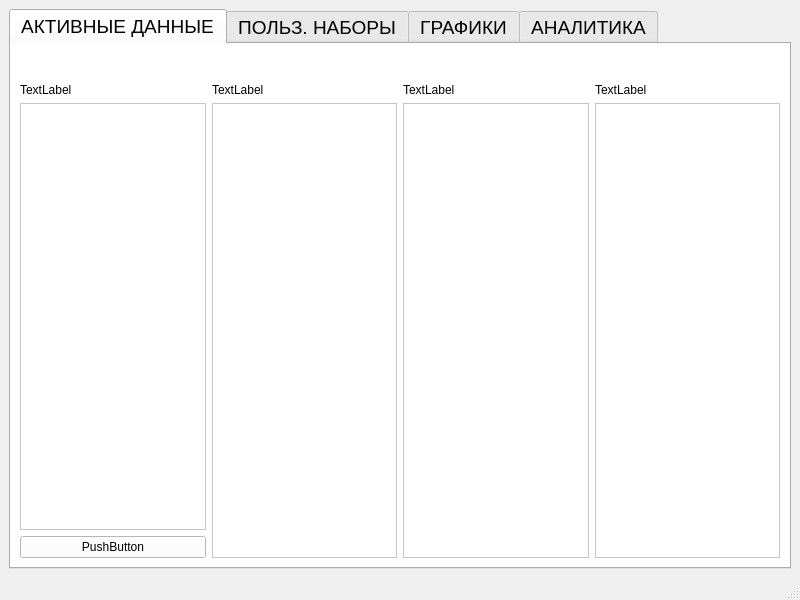
This is interface.ui in victokryl2/ARCHIVES_VIEWER as Qt 5 draws it before an edit. The edited form follows.
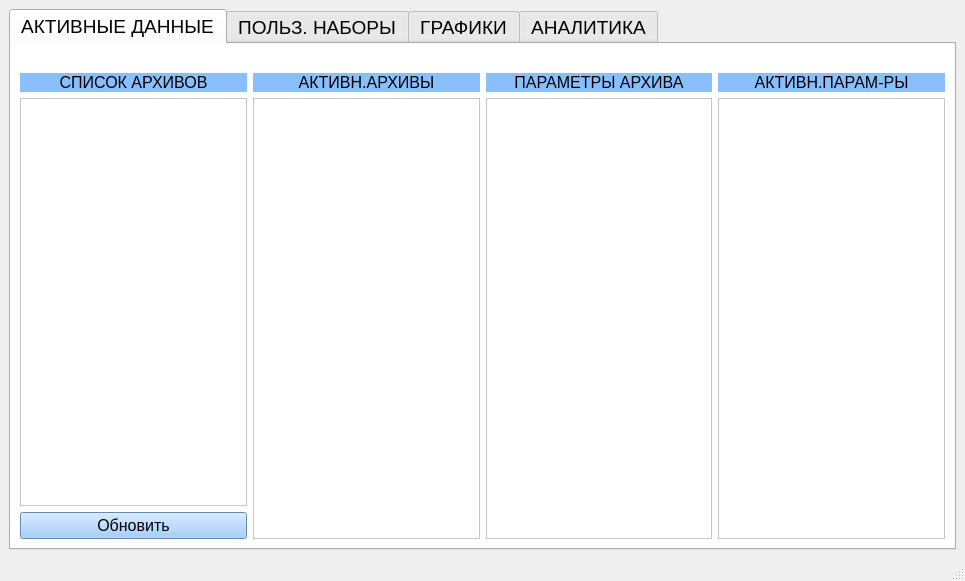
This is the edited form.

Commit message: Оформил вкладку Активные данные

The edit to the form file:
```diff
--- a/interface.ui
+++ b/interface.ui
@@ -6,8 +6,8 @@
    <rect>
     <x>0</x>
     <y>0</y>
-    <width>800</width>
-    <height>600</height>
+    <width>965</width>
+    <height>581</height>
    </rect>
   </property>
   <property name="windowTitle">
@@ -56,7 +56,7 @@
           <property name="minimumSize">
            <size>
             <width>0</width>
-            <height>30</height>
+            <height>20</height>
            </size>
           </property>
           <property name="styleSheet">
@@ -80,8 +80,19 @@
             <layout class="QVBoxLayout" name="verticalLayout_2">
              <item>
               <widget class="QLabel" name="label">
+               <property name="font">
+                <font>
+                 <pointsize>12</pointsize>
+                </font>
+               </property>
+               <property name="styleSheet">
+                <string notr="true">background-color: rgb(138, 191, 255);</string>
+               </property>
                <property name="text">
-                <string>TextLabel</string>
+                <string>СПИСОК АРХИВОВ</string>
+               </property>
+               <property name="alignment">
+                <set>Qt::AlignCenter</set>
                </property>
               </widget>
              </item>
@@ -95,8 +106,8 @@
                  <rect>
                   <x>0</x>
                   <y>0</y>
-                  <width>181</width>
-                  <height>405</height>
+                  <width>222</width>
+                  <height>386</height>
                  </rect>
                 </property>
                </widget>
@@ -104,8 +115,16 @@
              </item>
              <item>
               <widget class="QPushButton" name="pushButton">
+               <property name="font">
+                <font>
+                 <pointsize>12</pointsize>
+                </font>
+               </property>
+               <property name="styleSheet">
+                <string notr="true">background-color: rgb(138, 191, 255);</string>
+               </property>
                <property name="text">
-                <string>PushButton</string>
+                <string>Обновить</string>
                </property>
               </widget>
              </item>
@@ -115,8 +134,19 @@
             <layout class="QVBoxLayout" name="verticalLayout_3">
              <item>
               <widget class="QLabel" name="label_2">
+               <property name="font">
+                <font>
+                 <pointsize>12</pointsize>
+                </font>
+               </property>
+               <property name="styleSheet">
+                <string notr="true">background-color: rgb(138, 191, 255);</string>
+               </property>
                <property name="text">
-                <string>TextLabel</string>
+                <string>АКТИВН.АРХИВЫ</string>
+               </property>
+               <property name="alignment">
+                <set>Qt::AlignCenter</set>
                </property>
               </widget>
              </item>
@@ -130,8 +160,8 @@
                  <rect>
                   <x>0</x>
                   <y>0</y>
-                  <width>181</width>
-                  <height>434</height>
+                  <width>223</width>
+                  <height>419</height>
                  </rect>
                 </property>
                </widget>
@@ -143,8 +173,19 @@
             <layout class="QVBoxLayout" name="verticalLayout_4">
              <item>
               <widget class="QLabel" name="label_3">
+               <property name="font">
+                <font>
+                 <pointsize>12</pointsize>
+                </font>
+               </property>
+               <property name="styleSheet">
+                <string notr="true">background-color: rgb(138, 191, 255);</string>
+               </property>
                <property name="text">
-                <string>TextLabel</string>
+                <string>ПАРАМЕТРЫ АРХИВА</string>
+               </property>
+               <property name="alignment">
+                <set>Qt::AlignCenter</set>
                </property>
               </widget>
              </item>
@@ -158,8 +199,8 @@
                  <rect>
                   <x>0</x>
                   <y>0</y>
-                  <width>181</width>
-                  <height>434</height>
+                  <width>222</width>
+                  <height>419</height>
                  </rect>
                 </property>
                </widget>
@@ -171,8 +212,19 @@
             <layout class="QVBoxLayout" name="verticalLayout_5">
              <item>
               <widget class="QLabel" name="label_4">
+               <property name="font">
+                <font>
+                 <pointsize>12</pointsize>
+                </font>
+               </property>
+               <property name="styleSheet">
+                <string notr="true">background-color: rgb(138, 191, 255);</string>
+               </property>
                <property name="text">
-                <string>TextLabel</string>
+                <string>АКТИВН.ПАРАМ-РЫ</string>
+               </property>
+               <property name="alignment">
+                <set>Qt::AlignCenter</set>
                </property>
               </widget>
              </item>
@@ -186,8 +238,8 @@
                  <rect>
                   <x>0</x>
                   <y>0</y>
-                  <width>181</width>
-                  <height>434</height>
+                  <width>222</width>
+                  <height>419</height>
                  </rect>
                 </property>
                </widget>
```
Left out of the diff: 2 changed lines with no effect on the pictures. The commit also changes 2 other files.
